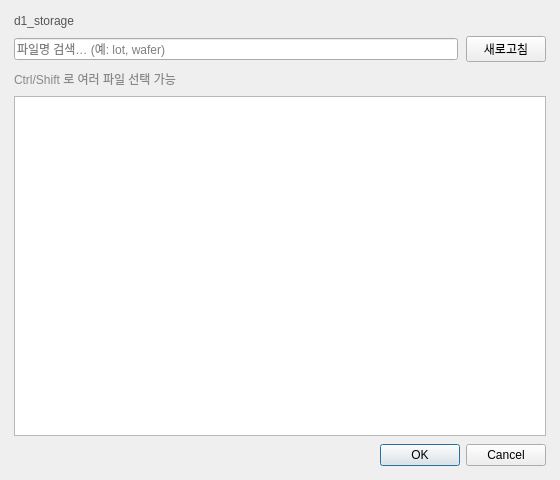
Before: the Qt Designer form client/d1_browser.ui in happyudding/report_server, drawn with Qt 5.
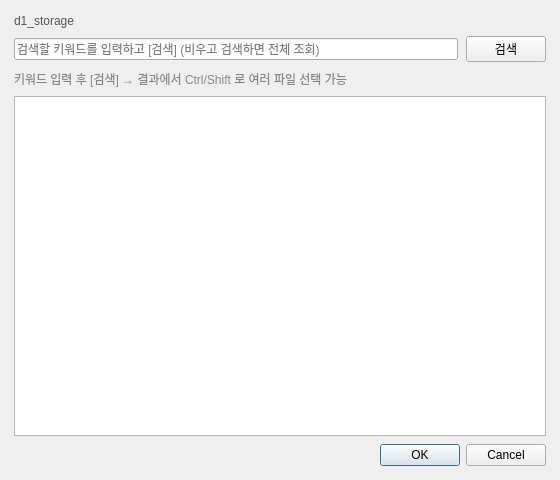
After: the same form once the commit is applied.

Commit message: 260601 ui change, bin1 dut add

Patch:
```diff
--- a/client/d1_browser.ui
+++ b/client/d1_browser.ui
@@ -30,20 +30,20 @@
     <layout class="QHBoxLayout" name="horizontalLayout_search">
      <item>
       <widget class="QLineEdit" name="le_search">
-       <property name="placeholderText"><string>파일명 검색… (예: lot, wafer)</string></property>
+       <property name="placeholderText"><string>검색할 키워드를 입력하고 [검색] (비우고 검색하면 전체 조회)</string></property>
        <property name="clearButtonEnabled"><bool>true</bool></property>
       </widget>
      </item>
      <item>
       <widget class="QPushButton" name="btn_refresh">
-       <property name="text"><string>새로고침</string></property>
+       <property name="text"><string>검색</string></property>
       </widget>
      </item>
     </layout>
    </item>
    <item>
     <widget class="QLabel" name="lbl_hint">
-     <property name="text"><string>Ctrl/Shift 로 여러 파일 선택 가능</string></property>
+     <property name="text"><string>키워드 입력 후 [검색] → 결과에서 Ctrl/Shift 로 여러 파일 선택 가능</string></property>
      <property name="styleSheet"><string notr="true">color: #888; font-size: 9pt;</string></property>
     </widget>
    </item>
```
Left out of the diff: 2 changed lines with no effect on the pictures. The commit also changes 5 other files.
